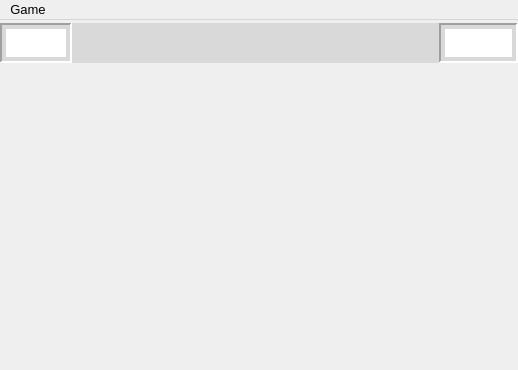
The window that mainwindow.ui (q-g-j/qminesweeper) describes before a commit, drawn with Qt 5.
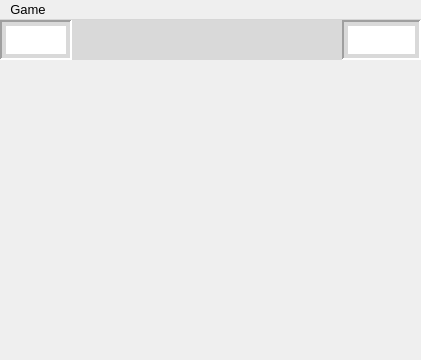
The same window after the commit. Icons and pictures are not drawn.

```diff
--- a/mainwindow.ui
+++ b/mainwindow.ui
@@ -6,8 +6,8 @@
    <rect>
     <x>0</x>
     <y>0</y>
-    <width>518</width>
-    <height>370</height>
+    <width>421</width>
+    <height>357</height>
    </rect>
   </property>
   <property name="sizePolicy">
@@ -246,14 +246,6 @@
                  <height>16777215</height>
                 </size>
                </property>
-               <property name="font">
-                <font>
-                 <family>Cursed Timer ULiL</family>
-                 <italic>false</italic>
-                 <stylestrategy>PreferAntialias</stylestrategy>
-                 <kerning>true</kerning>
-                </font>
-               </property>
                <property name="text">
                 <string/>
                </property>
@@ -409,14 +401,6 @@
                  <height>16777215</height>
                 </size>
                </property>
-               <property name="font">
-                <font>
-                 <family>Cursed Timer ULiL</family>
-                 <italic>false</italic>
-                 <stylestrategy>PreferAntialias</stylestrategy>
-                 <kerning>true</kerning>
-                </font>
-               </property>
                <property name="text">
                 <string/>
                </property>
@@ -625,14 +609,6 @@
                  <height>16777215</height>
                 </size>
                </property>
-               <property name="font">
-                <font>
-                 <family>Cursed Timer ULiL</family>
-                 <italic>false</italic>
-                 <stylestrategy>PreferAntialias</stylestrategy>
-                 <kerning>true</kerning>
-                </font>
-               </property>
                <property name="text">
                 <string/>
                </property>
@@ -819,14 +795,6 @@
                  <height>16777215</height>
                 </size>
                </property>
-               <property name="font">
-                <font>
-                 <family>Cursed Timer ULiL</family>
-                 <italic>false</italic>
-                 <stylestrategy>PreferAntialias</stylestrategy>
-                 <kerning>true</kerning>
-                </font>
-               </property>
                <property name="text">
                 <string/>
                </property>
@@ -873,8 +841,8 @@
     <rect>
      <x>0</x>
      <y>0</y>
-     <width>518</width>
-     <height>30</height>
+     <width>421</width>
+     <height>17</height>
     </rect>
    </property>
    <property name="font">
```
Left out of the diff: 1 changed line with no effect on the pictures.
